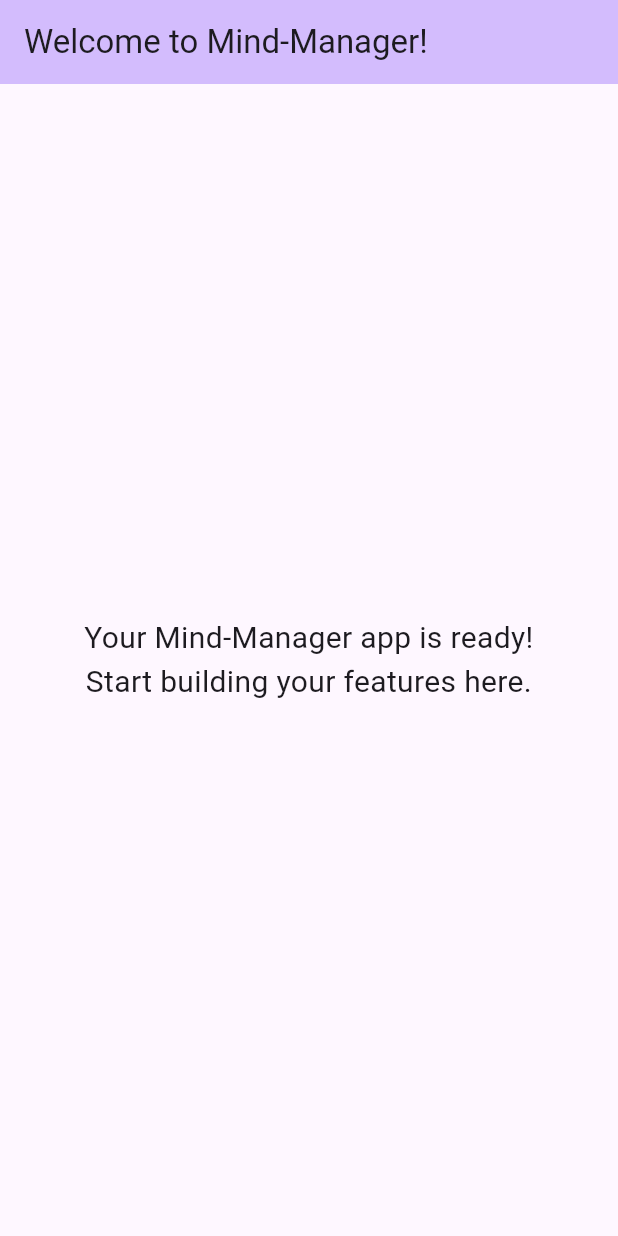
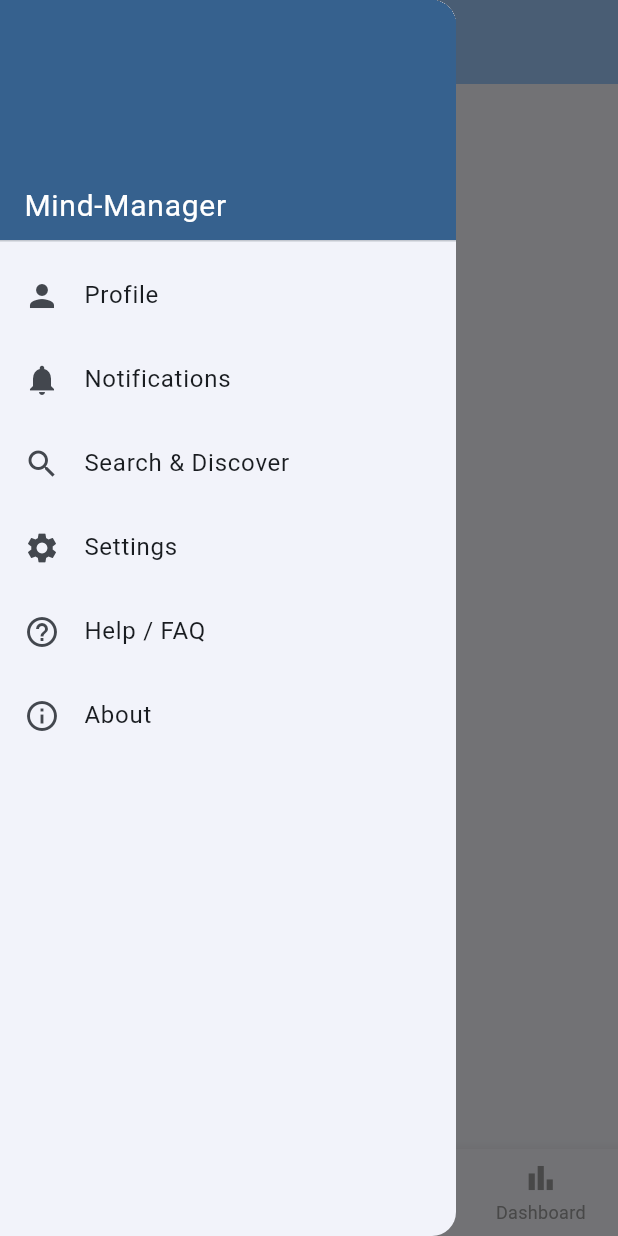
Before and after one commit to commandier99/mind-manager-final, a Flutter app: the screen it shows after launch, with the side drawer open (before the commit the screen has no drawer), on a phone screen of 412 x 824 dp. Run offline on Flutter 3.47's test engine with Material 3 defaults, Android fonts, the phone set to English and light mode, and no system bars; our stand-ins replace firebase_auth, firebase_core; accounts and stored records are empty.

Commit message:
A bit of the mock-up

```diff
--- /dev/null
+++ b/lib/features/home/presentation/pages/home_screen.dart
@@ -0,0 +1,99 @@
+import 'package:flutter/material.dart';
+import 'package:mind_manager/shared/widgets/top_bar_widget.dart';
+import 'package:mind_manager/shared/widgets/bottom_navigation_widget.dart';
+import 'package:mind_manager/shared/widgets/side_menu_widget.dart';
+
+class HomeScreen extends StatefulWidget {
+  const HomeScreen({super.key});
+
+  @override
+  State<HomeScreen> createState() => _HomeScreenState();
+}
+
+class _HomeScreenState extends State<HomeScreen> {
+  int _selectedIndex = 0; // Start with Home selected by default
+  int _bottomNavIndex = 0; // Tracks selection shown in the BottomNavigationBar
+  bool _lastSelectedFromBottom = true; // true when last selection came from bottom nav
+  String _currentTitle = 'Home';
+
+  // All possible pages that can be displayed in the body
+  final List<Widget> _pages = [
+    // --- Bottom Navigation Bar Items (Indices 0-3) ---
+    const Center(child: Text('Home View Content')),
+    const Center(child: Text('Boards View Content')),
+    const Center(child: Text('Tasks View Content')),
+    const Center(child: Text('Dashboard View Content')),
+
+    // --- Side Menu Items (Indices 4-9) ---
+    const Center(child: Text('Profile Page Content')),
+    const Center(child: Text('Notifications Page Content')),
+    const Center(child: Text('Search/Discover Page Content')),
+    const Center(child: Text('Settings Page Content')),
+    const Center(child: Text('Help/FAQ Page Content')),
+    const Center(child: Text('About Page Content')),
+  ];
+
+  void _onItemTapped(int index, {bool fromBottom = false}) {
+    setState(() {
+      _lastSelectedFromBottom = fromBottom;
+      if (fromBottom && index >= 0 && index <= 3) {
+        _bottomNavIndex = index;
+      }
+      _selectedIndex = index;
+      switch (index) {
+        // Bottom Navigation Bar Titles
+        case 0:
+          _currentTitle = 'Home';
+          break;
+        case 1:
+          _currentTitle = 'Boards';
+          break;
+        case 2:
+          _currentTitle = 'Tasks';
+          break;
+        case 3:
+          _currentTitle = 'Dashboard';
+          break;
+        // Side Menu Titles
+        case 4:
+          _currentTitle = 'Profile';
+          break;
+        case 5:
+          _currentTitle = 'Notifications';
+          break;
+        case 6:
+          _currentTitle = 'Search & Discover';
+          break;
+        case 7:
+          _currentTitle = 'Settings';
+          break;
+        case 8:
+          _currentTitle = 'Help/FAQ';
+          break;
+        case 9:
+          _currentTitle = 'About';
+          break;
+        default:
+          _currentTitle = 'Mind-Manager';
+      }
+    });
+  }
+
+  @override
+  Widget build(BuildContext context) {
+    return Scaffold(
+      appBar: TopBar(title: _currentTitle),
+      drawer: SideMenu(
+        onSelect: (indexFromSideMenu) {
+          // SideMenu already closes the drawer; map its indices to _pages (4..9)
+          _onItemTapped(indexFromSideMenu + 4, fromBottom: false);
+        },
+      ),
+      body: _pages[_selectedIndex],
+      bottomNavigationBar: BottomNavigation(
+        currentIndex: _lastSelectedFromBottom ? _bottomNavIndex : null, // null hides highlight
+        onTap: (i) => _onItemTapped(i, fromBottom: true),
+      ),
+    );
+  }
+}
--- a/lib/main.dart
+++ b/lib/main.dart
@@ -1,13 +1,15 @@
     import 'package:flutter/material.dart';
     import 'package:firebase_core/firebase_core.dart';
-import 'package:mind_manager/firebase_options.dart'; // Ensure this path is correct
+    import 'package:mind_manager/firebase_options.dart';
+    import 'package:mind_manager/features/home/presentation/pages/home_screen.dart'; // Import HomeScreen
+
 
     void main() async {
       WidgetsFlutterBinding.ensureInitialized();
       await Firebase.initializeApp(
         options: DefaultFirebaseOptions.currentPlatform,
       );
-  runApp(const MindManagerApp()); // Renamed to a more fitting name
+      runApp(const MindManagerApp());
     }
 
     class MindManagerApp extends StatelessWidget {
@@ -16,34 +18,12 @@ class MindManagerApp extends StatelessWidget {
       @override
       Widget build(BuildContext context) {
         return MaterialApp(
-      title: 'Mind-Manager Final', // Updated title
+          title: 'Mind-Manager Final',
           theme: ThemeData(
-        colorScheme: ColorScheme.fromSeed(seedColor: Colors.deepPurple),
-        useMaterial3: true, // Often a good default for new projects
+            colorScheme: ColorScheme.fromSeed(seedColor: Colors.blue),
+            useMaterial3: true,
           ),
-      home: const PlaceholderScreen(), // A simple placeholder screen
+          home: const HomeScreen(), // Now points to HomeScreen in features/home
         );
       }
     }
-
-// A simple screen to show that the app is running
-class PlaceholderScreen extends StatelessWidget {
-  const PlaceholderScreen({super.key});
-
-  @override
-  Widget build(BuildContext context) {
-    return Scaffold(
-      appBar: AppBar(
-        title: const Text('Welcome to Mind-Manager!'),
-        backgroundColor: Theme.of(context).colorScheme.inversePrimary,
-      ),
-      body: const Center(
-        child: Text(
-          'Your Mind-Manager app is ready!\nStart building your features here.',
-          textAlign: TextAlign.center,
-          style: TextStyle(fontSize: 20),
-        ),
-      ),
-    );
-  }
-}
--- /dev/null
+++ b/lib/shared/widgets/bottom_navigation_widget.dart
@@ -0,0 +1,33 @@
+import 'package:flutter/material.dart';
+
+class BottomNavigation extends StatelessWidget {
+  final int? currentIndex;
+  final ValueChanged<int> onTap;
+
+  const BottomNavigation({
+    super.key,
+    required this.currentIndex,
+    required this.onTap,
+  });
+
+  @override
+  Widget build(BuildContext context) {
+    final bool noneSelected = currentIndex == null;
+    final int effectiveIndex = noneSelected ? 0 : currentIndex!;
+    final Color effectiveSelectedColor = noneSelected ? Colors.grey : (Colors.blue[800] ?? Colors.blue);
+
+    return BottomNavigationBar(
+      items: const [
+        BottomNavigationBarItem(icon: Icon(Icons.home), label: 'Home'),
+        BottomNavigationBarItem(icon: Icon(Icons.dashboard), label: 'Boards'),
+        BottomNavigationBarItem(icon: Icon(Icons.task), label: 'Tasks'),
+        BottomNavigationBarItem(icon: Icon(Icons.bar_chart), label: 'Dashboard'),
+      ],
+      currentIndex: effectiveIndex,
+      selectedItemColor: effectiveSelectedColor,
+      unselectedItemColor: Colors.grey,
+      type: BottomNavigationBarType.fixed, // Add this line for a fixed layout with labels
+      onTap: onTap,
+    );
+  }
+}
--- /dev/null
+++ b/lib/shared/widgets/side_menu_widget.dart
@@ -0,0 +1,78 @@
+import 'package:flutter/material.dart';
+
+class SideMenu extends StatelessWidget {
+  final ValueChanged<int>? onSelect;
+
+  const SideMenu({super.key, this.onSelect});
+
+  @override
+  Widget build(BuildContext context) {
+    return Drawer(
+      child: ListView(
+        padding: EdgeInsets.zero,
+        children: [
+          DrawerHeader(
+            decoration: BoxDecoration(
+              color: Theme.of(context).colorScheme.primary,
+            ),
+            child: const Align(
+              alignment: Alignment.bottomLeft,
+              child: Text(
+                'Mind-Manager',
+                style: TextStyle(color: Colors.white, fontSize: 20),
+              ),
+            ),
+          ),
+          ListTile(
+            leading: const Icon(Icons.person),
+            title: const Text('Profile'),
+            onTap: () {
+              Navigator.pop(context);
+              onSelect?.call(0);
+            },
+          ),
+          ListTile(
+            leading: const Icon(Icons.notifications),
+            title: const Text('Notifications'),
+            onTap: () {
+              Navigator.pop(context);
+              onSelect?.call(1);
+            },
+          ),
+          ListTile(
+            leading: const Icon(Icons.search),
+            title: const Text('Search & Discover'),
+            onTap: () {
+              Navigator.pop(context);
+              onSelect?.call(2);
+            },
+          ),
+          ListTile(
+            leading: const Icon(Icons.settings),
+            title: const Text('Settings'),
+            onTap: () {
+              Navigator.pop(context);
+              onSelect?.call(3);
+            },
+          ),
+          ListTile(
+            leading: const Icon(Icons.help_outline),
+            title: const Text('Help / FAQ'),
+            onTap: () {
+              Navigator.pop(context);
+              onSelect?.call(4);
+            },
+          ),
+          ListTile(
+            leading: const Icon(Icons.info_outline),
+            title: const Text('About'),
+            onTap: () {
+              Navigator.pop(context);
+              onSelect?.call(5);
+            },
+          ),
+        ],
+      ),
+    );
+  }
+}
--- /dev/null
+++ b/lib/shared/widgets/top_bar_widget.dart
@@ -0,0 +1,24 @@
+import 'package:flutter/material.dart';
+
+class TopBar extends StatelessWidget implements PreferredSizeWidget {
+  final String title;
+
+  const TopBar({
+    super.key,
+    required this.title,
+  });
+
+  @override
+  Widget build(BuildContext context) {
+    return AppBar(
+      title: Text(title),
+      backgroundColor: Theme.of(context).colorScheme.inversePrimary,
+      // The hamburger icon (drawer icon) is automatically added by Flutter
+      // when a Drawer is present in the Scaffold and the AppBar is part of it.
+      // You don't need to explicitly add an IconButton here for the drawer.
+    );
+  }
+
+  @override
+  Size get preferredSize => const Size.fromHeight(kToolbarHeight);
+}
--- a/pubspec.yaml
+++ b/pubspec.yaml
@@ -35,6 +35,8 @@ dependencies:
   # Use with the CupertinoIcons class for iOS style icons.
   cupertino_icons: ^1.0.8
   firebase_core: ^4.2.1
+  provider: ^6.1.5+1
+  firebase: ^9.0.3
 
 dev_dependencies:
   flutter_test:
```
Also changed, not shown: lib/features/authentication/authentication_services.dart (added, +25 -0 lines), pubspec.lock, 1 other file. Lines whose indentation alone changed are shown as unchanged.
